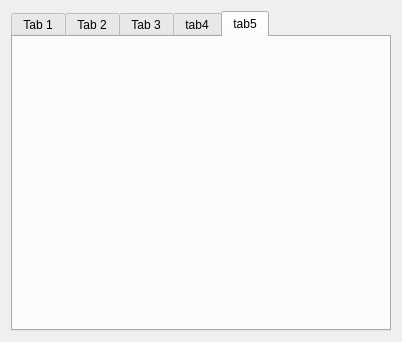
The window that Embedded/Qt/AiotClient/mainwidget.ui (SugarG-G/Intel_AI_Edge_Academy) describes before a commit, drawn with Qt 5.
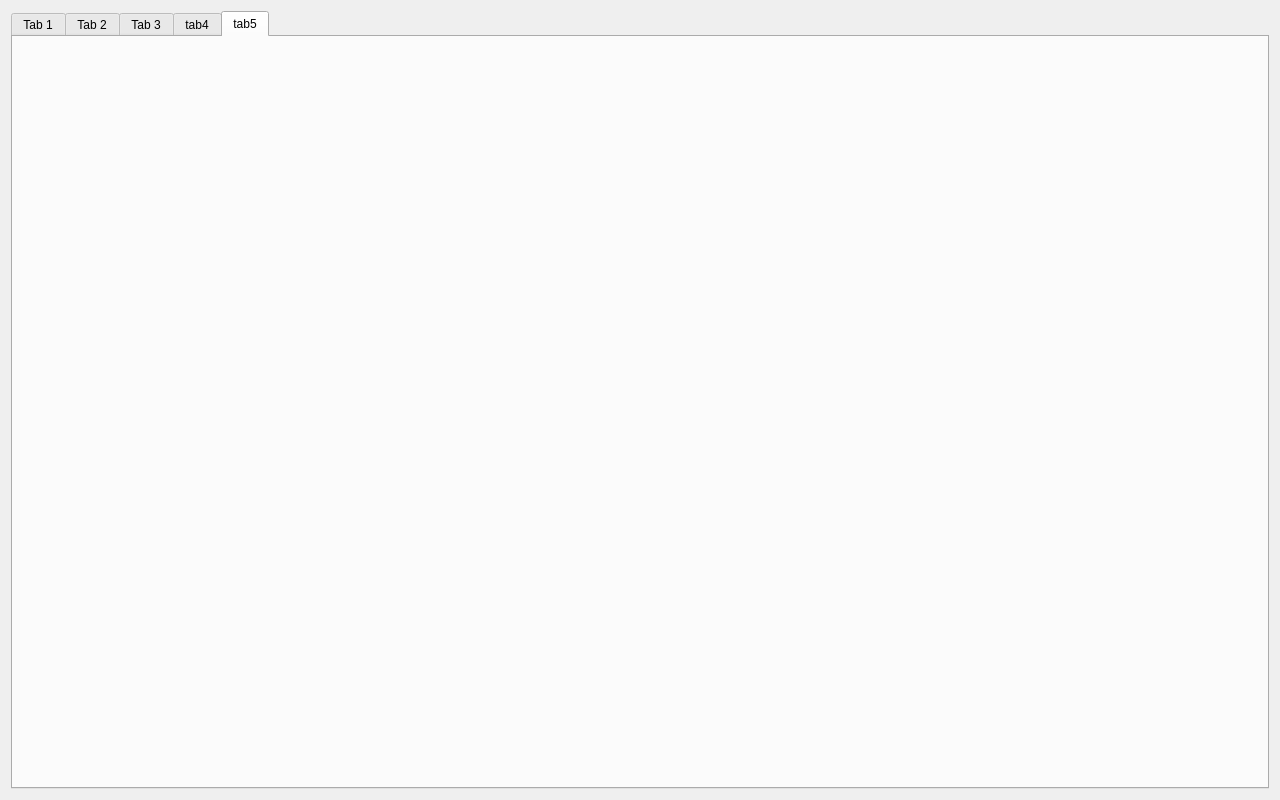
The same window after the commit.

Patch:
```diff
--- a/Embedded/Qt/AiotClient/mainwidget.ui
+++ b/Embedded/Qt/AiotClient/mainwidget.ui
@@ -6,14 +6,14 @@
    <rect>
     <x>0</x>
     <y>0</y>
-    <width>402</width>
-    <height>342</height>
+    <width>1280</width>
+    <height>800</height>
    </rect>
   </property>
   <property name="minimumSize">
    <size>
-    <width>350</width>
-    <height>340</height>
+    <width>1280</width>
+    <height>800</height>
    </size>
   </property>
   <property name="windowTitle">
```
